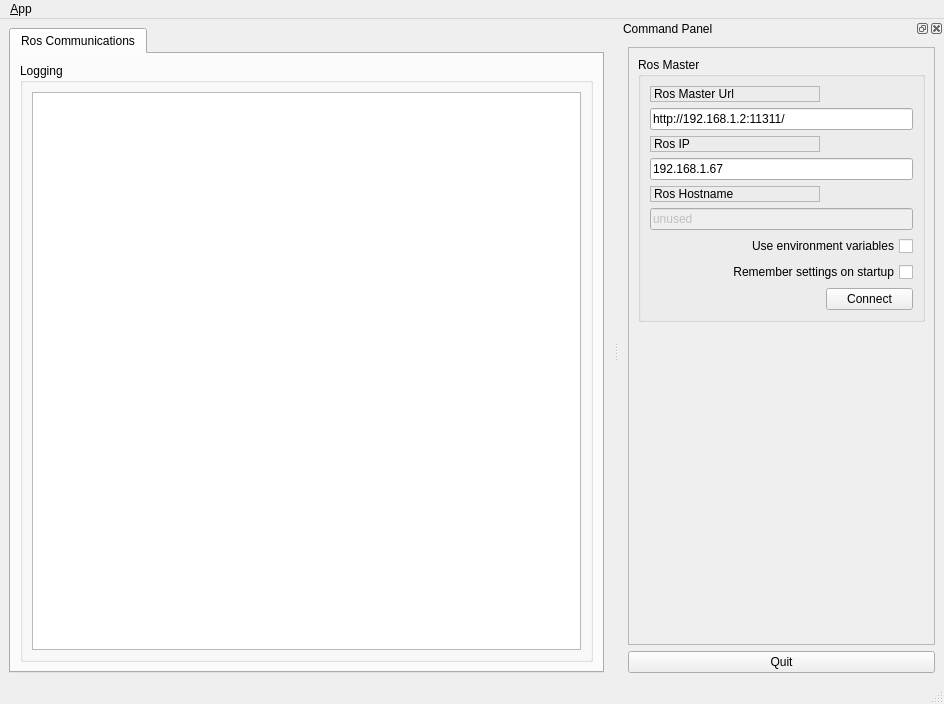
JaehyunShim/ros2_tutorial_cpp, file rqt_example/ui/main_window.ui: the form before one commit.
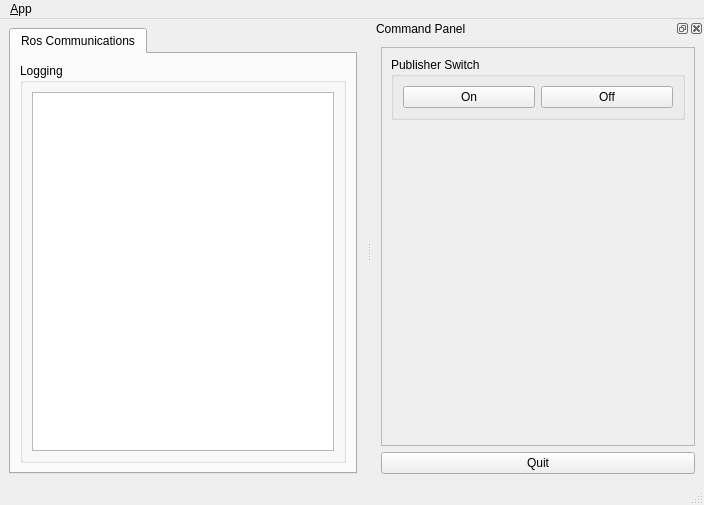
The form after the commit.

Commit message: add onoff switch

```diff
--- a/rqt_example/ui/main_window.ui
+++ b/rqt_example/ui/main_window.ui
@@ -6,8 +6,8 @@
    <rect>
     <x>0</x>
     <y>0</y>
-    <width>944</width>
-    <height>704</height>
+    <width>704</width>
+    <height>505</height>
    </rect>
   </property>
   <property name="windowTitle">
@@ -66,8 +66,8 @@
     <rect>
      <x>0</x>
      <y>0</y>
-     <width>944</width>
-     <height>21</height>
+     <width>704</width>
+     <height>22</height>
     </rect>
    </property>
    <widget class="QMenu" name="menu_File">
@@ -93,8 +93,8 @@
    </property>
    <property name="minimumSize">
     <size>
-     <width>325</width>
-     <height>368</height>
+     <width>332</width>
+     <height>389</height>
     </size>
    </property>
    <property name="allowedAreas">
@@ -126,124 +126,20 @@
         <item>
          <widget class="QGroupBox" name="groupBox">
           <property name="title">
-           <string>Ros Master</string>
+           <string>Publisher Switch</string>
           </property>
           <layout class="QGridLayout" name="gridLayout">
            <item row="0" column="0">
-            <widget class="QLabel" name="label">
-             <property name="frameShape">
-              <enum>QFrame::StyledPanel</enum>
-             </property>
-             <property name="frameShadow">
-              <enum>QFrame::Raised</enum>
-             </property>
+            <widget class="QPushButton" name="on_button">
              <property name="text">
-              <string>Ros Master Url</string>
+              <string>On</string>
              </property>
             </widget>
            </item>
-           <item row="1" column="0" colspan="2">
-            <widget class="QLineEdit" name="line_edit_master">
+           <item row="0" column="1">
+            <widget class="QPushButton" name="off_button">
              <property name="text">
-              <string>http://192.168.1.2:11311/</string>
-             </property>
-            </widget>
-           </item>
-           <item row="2" column="0">
-            <widget class="QLabel" name="label_2">
-             <property name="frameShape">
-              <enum>QFrame::StyledPanel</enum>
-             </property>
-             <property name="frameShadow">
-              <enum>QFrame::Raised</enum>
-             </property>
-             <property name="text">
-              <string>Ros IP</string>
-             </property>
-            </widget>
-           </item>
-           <item row="3" column="0" colspan="2">
-            <widget class="QLineEdit" name="line_edit_host">
-             <property name="text">
-              <string>192.168.1.67</string>
-             </property>
-            </widget>
-           </item>
-           <item row="4" column="0">
-            <widget class="QLabel" name="label_3">
-             <property name="frameShape">
-              <enum>QFrame::StyledPanel</enum>
-             </property>
-             <property name="frameShadow">
-              <enum>QFrame::Raised</enum>
-             </property>
-             <property name="text">
-              <string>Ros Hostname</string>
-             </property>
-            </widget>
-           </item>
-           <item row="5" column="0" colspan="2">
-            <widget class="QLineEdit" name="line_edit_topic">
-             <property name="enabled">
-              <bool>false</bool>
-             </property>
-             <property name="text">
-              <string>unused</string>
-             </property>
-            </widget>
-           </item>
-           <item row="6" column="0" colspan="2">
-            <widget class="QCheckBox" name="checkbox_use_environment">
-             <property name="layoutDirection">
-              <enum>Qt::RightToLeft</enum>
-             </property>
-             <property name="text">
-              <string>Use environment variables</string>
-             </property>
-            </widget>
-           </item>
-           <item row="7" column="0" colspan="2">
-            <widget class="QCheckBox" name="checkbox_remember_settings">
-             <property name="layoutDirection">
-              <enum>Qt::RightToLeft</enum>
-             </property>
-             <property name="text">
-              <string>Remember settings on startup</string>
-             </property>
-            </widget>
-           </item>
-           <item row="8" column="0">
-            <spacer name="horizontalSpacer">
-             <property name="orientation">
-              <enum>Qt::Horizontal</enum>
-             </property>
-             <property name="sizeHint" stdset="0">
-              <size>
-               <width>170</width>
-               <height>21</height>
-              </size>
-             </property>
-            </spacer>
-           </item>
-           <item row="8" column="1">
-            <widget class="QPushButton" name="button_connect">
-             <property name="enabled">
-              <bool>true</bool>
-             </property>
-             <property name="sizePolicy">
-              <sizepolicy hsizetype="MinimumExpanding" vsizetype="Fixed">
-               <horstretch>0</horstretch>
-               <verstretch>0</verstretch>
-              </sizepolicy>
-             </property>
-             <property name="toolTip">
-              <string>Set the target to the current joint trajectory state.</string>
-             </property>
-             <property name="statusTip">
-              <string>Clear all waypoints and set the target to the current joint trajectory state.</string>
-             </property>
-             <property name="text">
-              <string>Connect</string>
+              <string>Off</string>
              </property>
             </widget>
            </item>
```
Left out of the diff: 4 changed lines with no effect on the pictures. The commit also changes 4 other files.
